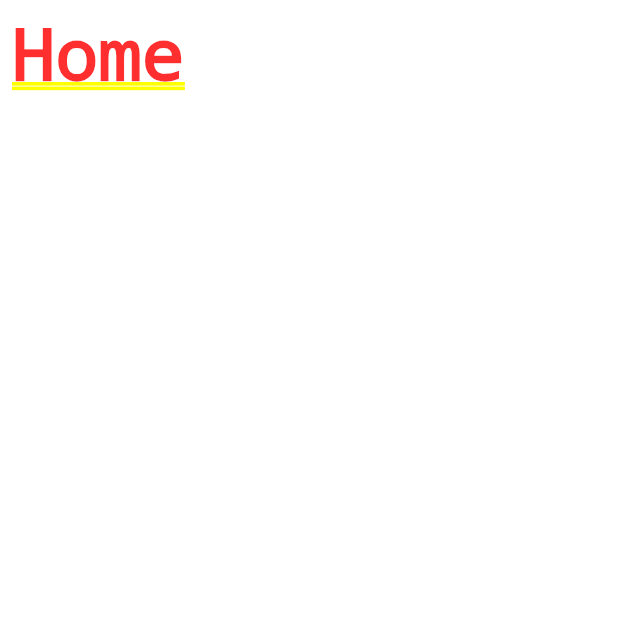
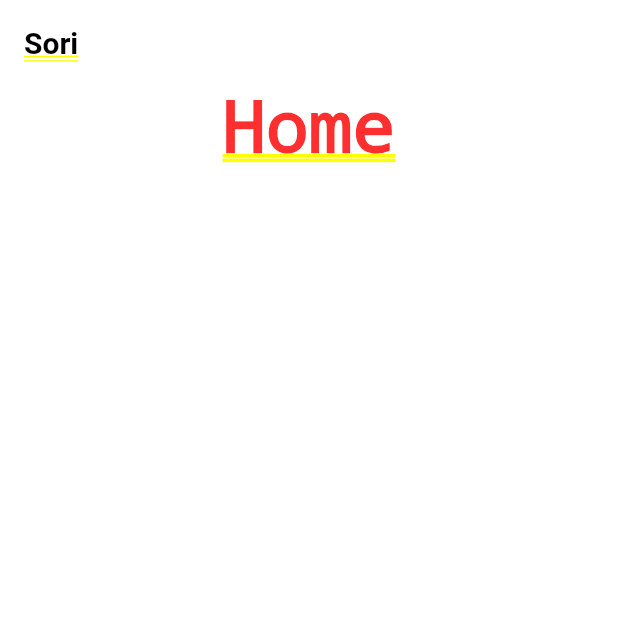
Before and after one commit to khu-suyong/sori, a Flutter app: the screen it shows after launch, on a phone screen of 412 x 824 dp, the top half of it. Run offline on Flutter 3.47's test engine with Material 3 defaults, Android fonts, the light colour scheme and no system bars; our stand-ins replace go_router; Roboto replaces fonts that are missing (Pretendard).

Commit message:
feat(home): 기본 UI 설정

```diff
--- a/lib/main.dart
+++ b/lib/main.dart
@@ -1,7 +1,7 @@
 import 'package:flutter/material.dart';
 import 'package:go_router/go_router.dart';
 
-import 'pages/home_page.dart';
+import 'pages/home/page.dart';
 
 void main() {
   runApp(MyApp());
@@ -17,6 +17,10 @@ class MyApp extends StatelessWidget {
 
   @override
   Widget build(BuildContext context) {
-    return MaterialApp.router(routerConfig: _router, title: 'Sori');
+    return MaterialApp.router(
+      routerConfig: _router,
+      title: 'Sori',
+      theme: ThemeData(fontFamily: 'Pretendard'),
+    );
   }
 }
--- a/lib/pages/home_page.dart
+++ b/lib/pages/home/page.dart
@@ -1,10 +1,13 @@
 import 'package:flutter/material.dart';
+
+import '../../widgets/app_bar.dart';
+import '../../widgets/app_layout.dart';
 
 class HomePage extends StatelessWidget {
   const HomePage({super.key});
 
   @override
   Widget build(BuildContext context) {
-    return Padding(padding: EdgeInsets.all(8), child: Text('Home'));
+    return const SoriAppLayout(child: Text('Home'));
   }
 }
--- /dev/null
+++ b/lib/theme/theme.dart
@@ -0,0 +1,413 @@
+import 'package:flutter/material.dart';
+
+// from tailwindcss
+
+class AppColors {
+  static const Color inherit = Color(0x00000000);
+  static const Color current = Color(0x00000000);
+  static const Color transparent = Color(0x00000000);
+  static const Color black = Color(0xFF000000);
+  static const Color white = Color(0xFFFFFFFF);
+
+  // Slate
+  static const Color slate50 = Color(0xFFF8FAFC);
+  static const Color slate100 = Color(0xFFF1F5F9);
+  static const Color slate200 = Color(0xFFE2E8F0);
+  static const Color slate300 = Color(0xFFCBD5E1);
+  static const Color slate400 = Color(0xFF94A3B8);
+  static const Color slate500 = Color(0xFF64748B);
+  static const Color slate600 = Color(0xFF475569);
+  static const Color slate700 = Color(0xFF334155);
+  static const Color slate800 = Color(0xFF1E293B);
+  static const Color slate900 = Color(0xFF0F172A);
+  static const Color slate950 = Color(0xFF020617);
+
+  // Gray
+  static const Color gray50 = Color(0xFFF9FAFB);
+  static const Color gray100 = Color(0xFFF3F4F6);
+  static const Color gray200 = Color(0xFFE5E7EB);
+  static const Color gray300 = Color(0xFFD1D5DB);
+  static const Color gray400 = Color(0xFF9CA3AF);
+  static const Color gray500 = Color(0xFF6B7280);
+  static const Color gray600 = Color(0xFF4B5563);
+  static const Color gray700 = Color(0xFF374151);
+  static const Color gray800 = Color(0xFF1F2937);
+  static const Color gray900 = Color(0xFF111827);
+  static const Color gray950 = Color(0xFF030712);
+
+  // Zinc
+  static const Color zinc50 = Color(0xFFFAFAFA);
+  static const Color zinc100 = Color(0xFFF4F4F5);
+  static const Color zinc200 = Color(0xFFE4E4E7);
+  static const Color zinc300 = Color(0xFFD4D4D8);
+  static const Color zinc400 = Color(0xFFA1A1AA);
+  static const Color zinc500 = Color(0xFF71717A);
+  static const Color zinc600 = Color(0xFF52525B);
+  static const Color zinc700 = Color(0xFF3F3F46);
+  static const Color zinc800 = Color(0xFF27272A);
+  static const Color zinc900 = Color(0xFF18181B);
+  static const Color zinc950 = Color(0xFF09090B);
+
+  // Neutral
+  static const Color neutral50 = Color(0xFFFAFAFA);
+  static const Color neutral100 = Color(0xFFF5F5F5);
+  static const Color neutral200 = Color(0xFFE5E5E5);
+  static const Color neutral300 = Color(0xFFD4D4D4);
+  static const Color neutral400 = Color(0xFFA3A3A3);
+  static const Color neutral500 = Color(0xFF737373);
+  static const Color neutral600 = Color(0xFF525252);
+  static const Color neutral700 = Color(0xFF404040);
+  static const Color neutral800 = Color(0xFF262626);
+  static const Color neutral900 = Color(0xFF171717);
+  static const Color neutral950 = Color(0xFF0A0A0A);
+
+  // Stone
+  static const Color stone50 = Color(0xFFFAFAF9);
+  static const Color stone100 = Color(0xFFF5F5F4);
+  static const Color stone200 = Color(0xFFE7E5E4);
+  static const Color stone300 = Color(0xFFD6D3D1);
+  static const Color stone400 = Color(0xFFA8A29E);
+  static const Color stone500 = Color(0xFF78716C);
+  static const Color stone600 = Color(0xFF57534E);
+  static const Color stone700 = Color(0xFF44403C);
+  static const Color stone800 = Color(0xFF292524);
+  static const Color stone900 = Color(0xFF1C1917);
+  static const Color stone950 = Color(0xFF0C0A09);
+
+  // Red
+  static const Color red50 = Color(0xFFFEF2F2);
+  static const Color red100 = Color(0xFFFEE2E2);
+  static const Color red200 = Color(0xFFFECACA);
+  static const Color red300 = Color(0xFFFCA5A5);
+  static const Color red400 = Color(0xFFF87171);
+  static const Color red500 = Color(0xFFEF4444);
+  static const Color red600 = Color(0xFFDC2626);
+  static const Color red700 = Color(0xFFB91C1C);
+  static const Color red800 = Color(0xFF991B1B);
+  static const Color red900 = Color(0xFF7F1D1D);
+  static const Color red950 = Color(0xFF450A0A);
+
+  // Orange
+  static const Color orange50 = Color(0xFFFFF7ED);
+  static const Color orange100 = Color(0xFFFFEDD5);
+  static const Color orange200 = Color(0xFFFED7AA);
+  static const Color orange300 = Color(0xFFFDBA74);
+  static const Color orange400 = Color(0xFFFB923C);
+  static const Color orange500 = Color(0xFFF97316);
+  static const Color orange600 = Color(0xFFEA580C);
+  static const Color orange700 = Color(0xFFC2410C);
+  static const Color orange800 = Color(0xFF9A3412);
+  static const Color orange900 = Color(0xFF7C2D12);
+  static const Color orange950 = Color(0xFF431407);
+
+  // Amber
+  static const Color amber50 = Color(0xFFFFFBEB);
+  static const Color amber100 = Color(0xFFFEF3C7);
+  static const Color amber200 = Color(0xFFFDE68A);
+  static const Color amber300 = Color(0xFFFCD34D);
+  static const Color amber400 = Color(0xFFFBBF24);
+  static const Color amber500 = Color(0xFFF59E0B);
+  static const Color amber600 = Color(0xFFD97706);
+  static const Color amber700 = Color(0xFFB45309);
+  static const Color amber800 = Color(0xFF92400E);
+  static const Color amber900 = Color(0xFF78350F);
+  static const Color amber950 = Color(0xFF451A03);
+
+  // Yellow
+  static const Color yellow50 = Color(0xFFFEFCE8);
+  static const Color yellow100 = Color(0xFFFEF9C3);
+  static const Color yellow200 = Color(0xFFFEF08A);
+  static const Color yellow300 = Color(0xFFFDE047);
+  static const Color yellow400 = Color(0xFFFACC15);
+  static const Color yellow500 = Color(0xFFEAB308);
+  static const Color yellow600 = Color(0xFFCA8A04);
+  static const Color yellow700 = Color(0xFFA16207);
+  static const Color yellow800 = Color(0xFF854D0E);
+  static const Color yellow900 = Color(0xFF713F12);
+  static const Color yellow950 = Color(0xFF422006);
+
+  // Lime
+  static const Color lime50 = Color(0xFFF7FEE7);
+  static const Color lime100 = Color(0xFFECFCCB);
+  static const Color lime200 = Color(0xFFD9F99D);
+  static const Color lime300 = Color(0xFFBEF264);
+  static const Color lime400 = Color(0xFFA3E635);
+  static const Color lime500 = Color(0xFF84CC16);
+  static const Color lime600 = Color(0xFF65A30D);
+  static const Color lime700 = Color(0xFF4D7C0F);
+  static const Color lime800 = Color(0xFF3F6212);
+  static const Color lime900 = Color(0xFF365314);
+  static const Color lime950 = Color(0xFF1A2E05);
+
+  // Green
+  static const Color green50 = Color(0xFFF0FDF4);
+  static const Color green100 = Color(0xFFDCFCE7);
+  static const Color green200 = Color(0xFFBBF7D0);
+  static const Color green300 = Color(0xFF86EFAC);
+  static const Color green400 = Color(0xFF4ADE80);
+  static const Color green500 = Color(0xFF22C55E);
+  static const Color green600 = Color(0xFF16A34A);
+  static const Color green700 = Color(0xFF15803D);
+  static const Color green800 = Color(0xFF166534);
+  static const Color green900 = Color(0xFF14532D);
+  static const Color green950 = Color(0xFF052E16);
+
+  // Emerald
+  static const Color emerald50 = Color(0xFFECFDF5);
+  static const Color emerald100 = Color(0xFFD1FAE5);
+  static const Color emerald200 = Color(0xFFA7F3D0);
+  static const Color emerald300 = Color(0xFF6EE7B7);
+  static const Color emerald400 = Color(0xFF34D399);
+  static const Color emerald500 = Color(0xFF10B981);
+  static const Color emerald600 = Color(0xFF059669);
+  static const Color emerald700 = Color(0xFF047857);
+  static const Color emerald800 = Color(0xFF065F46);
+  static const Color emerald900 = Color(0xFF064E3B);
+  static const Color emerald950 = Color(0xFF022C22);
+
+  // Teal
+  static const Color teal50 = Color(0xFFF0FDFA);
+  static const Color teal100 = Color(0xFFCCFBF1);
+  static const Color teal200 = Color(0xFF99F6E4);
+  static const Color teal300 = Color(0xFF5EEAD4);
+  static const Color teal400 = Color(0xFF2DD4BF);
+  static const Color teal500 = Color(0xFF14B8A6);
+  static const Color teal600 = Color(0xFF0D9488);
+  static const Color teal700 = Color(0xFF0F766E);
+  static const Color teal800 = Color(0xFF115E59);
+  static const Color teal900 = Color(0xFF134E4A);
+  static const Color teal950 = Color(0xFF042F2E);
+
+  // Cyan
+  static const Color cyan50 = Color(0xFFECFEFF);
+  static const Color cyan100 = Color(0xFFCFFAFE);
+  static const Color cyan200 = Color(0xFFA5F3FC);
+  static const Color cyan300 = Color(0xFF67E8F9);
+  static const Color cyan400 = Color(0xFF22D3EE);
+  static const Color cyan500 = Color(0xFF06B6D4);
+  static const Color cyan600 = Color(0xFF0891B2);
+  static const Color cyan700 = Color(0xFF0E7490);
+  static const Color cyan800 = Color(0xFF155E75);
+  static const Color cyan900 = Color(0xFF164E63);
+  static const Color cyan950 = Color(0xFF083344);
+
+  // Sky
+  static const Color sky50 = Color(0xFFF0F9FF);
+  static const Color sky100 = Color(0xFFE0F2FE);
+  static const Color sky200 = Color(0xFFBAE6FD);
+  static const Color sky300 = Color(0xFF7DD3FC);
+  static const Color sky400 = Color(0xFF38BDF8);
+  static const Color sky500 = Color(0xFF0EA5E9);
+  static const Color sky600 = Color(0xFF0284C7);
+  static const Color sky700 = Color(0xFF0369A1);
+  static const Color sky800 = Color(0xFF075985);
+  static const Color sky900 = Color(0xFF0C4A6E);
+  static const Color sky950 = Color(0xFF082F49);
+
+  // Blue
+  static const Color blue50 = Color(0xFFEFF6FF);
+  static const Color blue100 = Color(0xFFDBEAFE);
+  static const Color blue200 = Color(0xFFBFDBFE);
+  static const Color blue300 = Color(0xFF93C5FD);
+  static const Color blue400 = Color(0xFF60A5FA);
+  static const Color blue500 = Color(0xFF3B82F6);
+  static const Color blue600 = Color(0xFF2563EB);
+  static const Color blue700 = Color(0xFF1D4ED8);
+  static const Color blue800 = Color(0xFF1E40AF);
+  static const Color blue900 = Color(0xFF1E3A8A);
+  static const Color blue950 = Color(0xFF172554);
+
+  // Indigo
+  static const Color indigo50 = Color(0xFFEEF2FF);
+  static const Color indigo100 = Color(0xFFE0E7FF);
+  static const Color indigo200 = Color(0xFFC7D2FE);
+  static const Color indigo300 = Color(0xFFA5B4FC);
+  static const Color indigo400 = Color(0xFF818CF8);
+  static const Color indigo500 = Color(0xFF6366F1);
+  static const Color indigo600 = Color(0xFF4F46E5);
+  static const Color indigo700 = Color(0xFF4338CA);
+  static const Color indigo800 = Color(0xFF3730A3);
+  static const Color indigo900 = Color(0xFF312E81);
+  static const Color indigo950 = Color(0xFF1E1B4B);
+
+  // Violet
+  static const Color violet50 = Color(0xFFF5F3FF);
+  static const Color violet100 = Color(0xFFEDE9FE);
+  static const Color violet200 = Color(0xFFDDD6FE);
+  static const Color violet300 = Color(0xFFC4B5FD);
+  static const Color violet400 = Color(0xFFA78BFA);
+  static const Color violet500 = Color(0xFF8B5CF6);
+  static const Color violet600 = Color(0xFF7C3AED);
+  static const Color violet700 = Color(0xFF6D28D9);
+  static const Color violet800 = Color(0xFF5B21B6);
+  static const Color violet900 = Color(0xFF4C1D95);
+  static const Color violet950 = Color(0xFF2E1065);
+
+  // Purple
+  static const Color purple50 = Color(0xFFFAF5FF);
+  static const Color purple100 = Color(0xFFF3E8FF);
+  static const Color purple200 = Color(0xFFE9D5FF);
+  static const Color purple300 = Color(0xFFD8B4FE);
+  static const Color purple400 = Color(0xFFC084FC);
+  static const Color purple500 = Color(0xFFA855F7);
+  static const Color purple600 = Color(0xFF9333EA);
+  static const Color purple700 = Color(0xFF7E22CE);
+  static const Color purple800 = Color(0xFF6B21A8);
+  static const Color purple900 = Color(0xFF581C87);
+  static const Color purple950 = Color(0xFF3B0764);
+
+  // Fuchsia
+  static const Color fuchsia50 = Color(0xFFFDF4FF);
+  static const Color fuchsia100 = Color(0xFFFAE8FF);
+  static const Color fuchsia200 = Color(0xFFF5D0FE);
+  static const Color fuchsia300 = Color(0xFFF0ABFC);
+  static const Color fuchsia400 = Color(0xFFE879F9);
+  static const Color fuchsia500 = Color(0xFFD946EF);
+  static const Color fuchsia600 = Color(0xFFC026D3);
+  static const Color fuchsia700 = Color(0xFFA21CAF);
+  static const Color fuchsia800 = Color(0xFF86198F);
+  static const Color fuchsia900 = Color(0xFF701A75);
+  static const Color fuchsia950 = Color(0xFF4A044E);
+
+  // Pink
+  static const Color pink50 = Color(0xFFFDF2F8);
+  static const Color pink100 = Color(0xFFFCE7F3);
+  static const Color pink200 = Color(0xFFFBCFE8);
+  static const Color pink300 = Color(0xFFF9A8D4);
+  static const Color pink400 = Color(0xFFF472B6);
+  static const Color pink500 = Color(0xFFEC4899);
+  static const Color pink600 = Color(0xFFDB2777);
+  static const Color pink700 = Color(0xFFBE185D);
+  static const Color pink800 = Color(0xFF9D174D);
+  static const Color pink900 = Color(0xFF831843);
+  static const Color pink950 = Color(0xFF500724);
+
+  // Rose
+  static const Color rose50 = Color(0xFFFFF1F2);
+  static const Color rose100 = Color(0xFFFFE4E6);
+  static const Color rose200 = Color(0xFFFECDD3);
+  static const Color rose300 = Color(0xFFFDA4AF);
+  static const Color rose400 = Color(0xFFFB7185);
+  static const Color rose500 = Color(0xFFF43F5E);
+  static const Color rose600 = Color(0xFFE11D48);
+  static const Color rose700 = Color(0xFFBE123C);
+  static const Color rose800 = Color(0xFF9F1239);
+  static const Color rose900 = Color(0xFF881337);
+  static const Color rose950 = Color(0xFF4C0519);
+}
+
+class AppSpace {
+  static const double px = 1.0;
+  static const double s0 = 0.0;
+  static const double s0_5 = 2.0;
+  static const double s1 = 4.0;
+  static const double s1_5 = 6.0;
+  static const double s2 = 8.0;
+  static const double s2_5 = 10.0;
+  static const double s3 = 12.0;
+  static const double s3_5 = 14.0;
+  static const double s4 = 16.0;
+  static const double s5 = 20.0;
+  static const double s6 = 24.0;
+  static const double s7 = 28.0;
+  static const double s8 = 32.0;
+  static const double s9 = 36.0;
+  static const double s10 = 40.0;
+  static const double s11 = 44.0;
+  static const double s12 = 48.0;
+  static const double s14 = 56.0;
+  static const double s16 = 64.0;
+  static const double s20 = 80.0;
+  static const double s24 = 96.0;
+  static const double s28 = 112.0;
+  static const double s32 = 128.0;
+  static const double s36 = 144.0;
+  static const double s40 = 160.0;
+  static const double s44 = 176.0;
+  static const double s48 = 192.0;
+  static const double s52 = 208.0;
+  static const double s56 = 224.0;
+  static const double s60 = 240.0;
+  static const double s64 = 256.0;
+  static const double s72 = 288.0;
+  static const double s80 = 320.0;
+  static const double s96 = 384.0;
+}
+
+class AppRadius {
+  static const double none = 0.0;
+  static const double sm = 2.0;
+  static const double base = 4.0;
+  static const double md = 6.0;
+  static const double lg = 8.0;
+  static const double xl = 12.0;
+  static const double x2l = 16.0;
+  static const double x3l = 24.0;
+  static const double full = 9999.0;
+}
+
+class AppFontWeight {
+  static const FontWeight thin = FontWeight.w100;
+  static const FontWeight extralight = FontWeight.w200;
+  static const FontWeight light = FontWeight.w300;
+  static const FontWeight normal = FontWeight.w400;
+  static const FontWeight medium = FontWeight.w500;
+  static const FontWeight semibold = FontWeight.w600;
+  static const FontWeight bold = FontWeight.w700;
+  static const FontWeight extrabold = FontWeight.w800;
+  static const FontWeight black = FontWeight.w900;
+}
+
+class AppTextStyle {
+  static const h1 = TextStyle(
+    fontFamily: 'Pretendard',
+    fontSize: 28,
+    height: (2.25 / 1.75),
+    fontWeight: AppFontWeight.bold,
+    color: AppColors.black,
+  );
+  static const h2 = TextStyle(
+    fontFamily: 'Pretendard',
+    fontSize: 24,
+    height: (2 / 1.5),
+    fontWeight: AppFontWeight.bold,
+    color: AppColors.black,
+  );
+  static const h3 = TextStyle(
+    fontFamily: 'Pretendard',
+    fontSize: 20,
+    height: (1.75 / 1.25),
+    fontWeight: AppFontWeight.bold,
+    color: AppColors.black,
+  );
+
+  static const title = TextStyle(
+    fontFamily: 'Pretendard',
+    fontSize: 18,
+    height: (1.75 / 1.125),
+    fontWeight: AppFontWeight.bold,
+    color: AppColors.black,
+  );
+
+  static const body = TextStyle(
+    fontFamily: 'Pretendard',
+    fontSize: 16,
+    height: (1.5 / 1),
+    fontWeight: AppFontWeight.normal,
+    color: AppColors.black,
+  );
+  static const body2 = TextStyle(
+    fontFamily: 'Pretendard',
+    fontSize: 14,
+    height: (1.25 / 0.875),
+    fontWeight: AppFontWeight.normal,
+    color: AppColors.black,
+  );
+  static const caption = TextStyle(
+    fontFamily: 'Pretendard',
+    fontSize: 12,
+    height: (1 / 0.75),
+    fontWeight: AppFontWeight.normal,
+    color: AppColors.gray500,
+  );
+}
--- /dev/null
+++ b/lib/widgets/app_bar.dart
@@ -0,0 +1,29 @@
+import 'package:flutter/material.dart';
+
+import '../theme/theme.dart';
+
+class SoriAppBar extends StatelessWidget {
+  final List<Widget> actions;
+
+  const SoriAppBar({super.key, this.actions = const []});
+
+  @override
+  Widget build(BuildContext context) {
+    return SizedBox(
+      height: 56,
+      child: Padding(
+        padding: const EdgeInsets.symmetric(
+          horizontal: AppSpace.s4,
+          vertical: AppSpace.s2,
+        ),
+        child: Row(
+          children: [
+            Text('Sori', style: AppTextStyle.h3),
+            const Spacer(),
+            Row(children: actions),
+          ],
+        ),
+      ),
+    );
+  }
+}
--- /dev/null
+++ b/lib/widgets/app_layout.dart
@@ -0,0 +1,24 @@
+import 'package:flutter/material.dart';
+
+import 'package:sori/theme/theme.dart';
+
+import 'app_bar.dart';
+
+class SoriAppLayout extends StatelessWidget {
+  final SoriAppBar appBar;
+  final Widget child;
+
+  const SoriAppLayout({
+    super.key,
+    this.appBar = const SoriAppBar(),
+    required this.child,
+  });
+
+  @override
+  Widget build(BuildContext context) {
+    return ColoredBox(
+      color: AppColors.white,
+      child: SafeArea(child: Column(children: [appBar, child])),
+    );
+  }
+}
```
Also changed, not shown: pubspec.yaml (+21 -35 lines), 9 other files.
